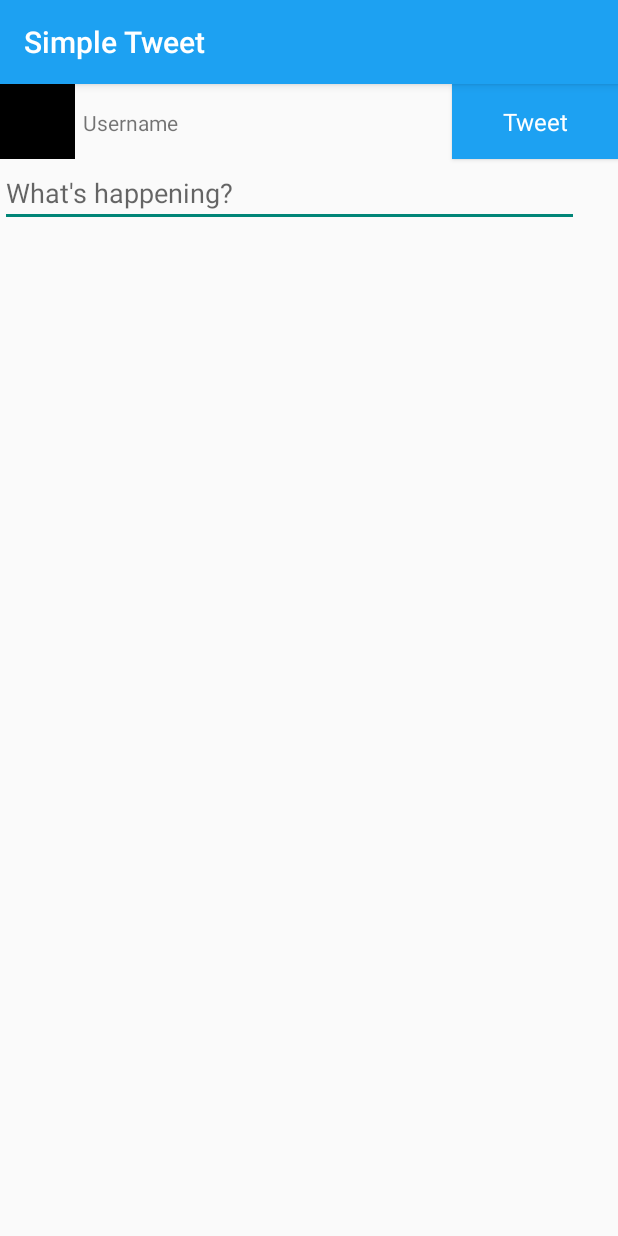
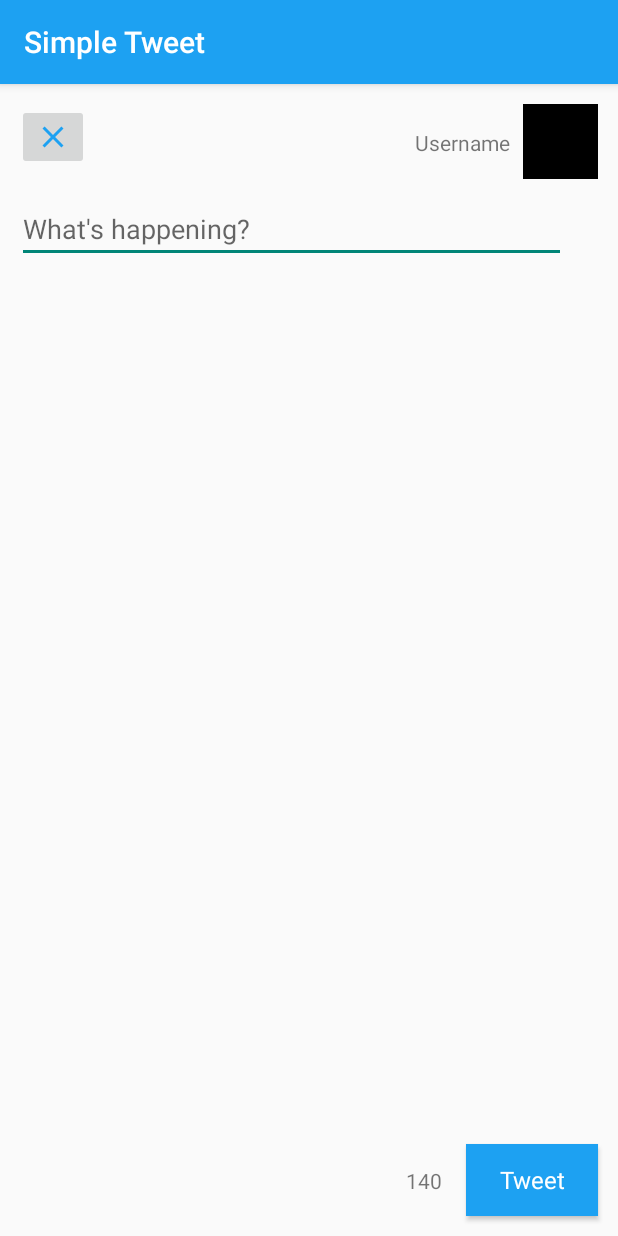
Before and after one commit to hannahshpa/Twitter, an Android app: the TimelineActivity screen opened directly, with no data from a screen before it, after a tap on "Compose", on a phone screen of 412 x 824 dp. Run offline under Robolectric (Android 15) with nearby library versions, the phone set to English and light mode, and no system bars; libraries missing offline, so code that uses them is left out: com.loopj.android, cz.msebera.android, org.parceler; pictures from the network do not load; Roboto replaces fonts that are not available here; 3 statements that could not run were skipped.

```diff
--- a/app/build.gradle
+++ b/app/build.gradle
@@ -50,4 +50,6 @@ dependencies {
     annotationProcessor 'com.github.bumptech.glide:compiler:4.7.1'
     implementation 'org.parceler:parceler-api:1.1.6'
     annotationProcessor 'org.parceler:parceler:1.1.6'
+    implementation 'com.android.support:support-v4:27.1.1'
+
 }
--- a/app/src/main/java/com/codepath/apps/restclienttemplate/ComposeActivity.java
+++ b/app/src/main/java/com/codepath/apps/restclienttemplate/ComposeActivity.java
@@ -7,6 +7,7 @@ import android.text.Editable;
 import android.text.TextWatcher;
 import android.view.View;
 import android.widget.EditText;
+import android.widget.ImageView;
 import android.widget.TextView;
 
 import com.codepath.apps.restclienttemplate.models.Tweet;
@@ -24,6 +25,10 @@ public class ComposeActivity extends AppCompatActivity {
     private TwitterClient client;
     String itemText;
     private TextView charCount;
+
+    public ImageView ivProfileImage;
+    public TextView tvUsername;
+    TweetAdapter adapter;
 
     private final TextWatcher mTextEditorWatcher = new TextWatcher() {
         public void beforeTextChanged(CharSequence s, int start, int count, int after) {
@@ -46,6 +51,19 @@ public class ComposeActivity extends AppCompatActivity {
         etTweet = (EditText) findViewById(R.id.etTweet);
         charCount = (TextView) findViewById(R.id.charCount);
         etTweet.addTextChangedListener(mTextEditorWatcher);
+
+        //perform findViewById lookups
+        ivProfileImage = (ImageView) findViewById(R.id.ivProfileImage);
+        tvUsername = (TextView) findViewById(R.id.tvUsername);
+
+//        adapter = Parcels.unwrap(getIntent().getParcelableExtra("adapter"));
+//        //populate the views according to this data
+//        tvUsername.setText(tweet.user.name);
+//
+//        //insert profile pic using Glide
+//        Glide.with(getApplicationContext())
+//                .load(tweet.user.profileImageUrl)
+//                .into(ivProfileImage);
     }
 
     public void composeTweet(View view) {
@@ -82,4 +100,8 @@ public class ComposeActivity extends AppCompatActivity {
     }
 
 
+    public void returnScreen(View view) {
+        Intent intent = new Intent(ComposeActivity.this, TimelineActivity.class);
+        getApplicationContext().startActivity(intent);
+    }
 }
--- a/app/src/main/java/com/codepath/apps/restclienttemplate/TimelineActivity.java
+++ b/app/src/main/java/com/codepath/apps/restclienttemplate/TimelineActivity.java
@@ -3,6 +3,7 @@ package com.codepath.apps.restclienttemplate;
 import android.content.Context;
 import android.content.Intent;
 import android.os.Bundle;
+import android.support.v4.widget.SwipeRefreshLayout;
 import android.support.v7.app.AppCompatActivity;
 import android.support.v7.widget.LinearLayoutManager;
 import android.support.v7.widget.RecyclerView;
@@ -25,6 +26,7 @@ import cz.msebera.android.httpclient.Header;
 public class TimelineActivity extends AppCompatActivity {
 
     private TwitterClient client;
+    private SwipeRefreshLayout swipeContainer;
     TweetAdapter tweetAdapter;
     ArrayList<Tweet> tweets;
     RecyclerView rvTweets;
@@ -55,6 +57,27 @@ public class TimelineActivity extends AppCompatActivity {
         getSupportActionBar().setDisplayShowHomeEnabled(true);
         getSupportActionBar().setLogo(R.drawable.ic_launcher_twitter);
         getSupportActionBar().setDisplayUseLogoEnabled(true);
+
+
+        // Lookup the swipe container view
+        swipeContainer = (SwipeRefreshLayout) findViewById(R.id.swipeContainer);
+        // Setup refresh listener which triggers new data loading
+        swipeContainer.setOnRefreshListener(new SwipeRefreshLayout.OnRefreshListener() {
+            @Override
+            public void onRefresh() {
+                // Your code to refresh the list here.
+                // Make sure you call swipeContainer.setRefreshing(false)
+                // once the network request has completed successfully.
+                fetchTimelineAsync(0);
+                swipeContainer.setRefreshing(false);
+            }
+        });
+        // Configure the refreshing colors
+        swipeContainer.setColorSchemeResources(android.R.color.holo_blue_bright,
+                android.R.color.holo_green_light,
+                android.R.color.holo_orange_light,
+                android.R.color.holo_red_light);
+
     }
 
     @Override
@@ -69,6 +92,7 @@ public class TimelineActivity extends AppCompatActivity {
         // handle click here
         Context context = getApplicationContext();
         Intent intent = new Intent(context, ComposeActivity.class);
+     //   intent.putExtra("adapter", Parcels.wrap(tweetAdapter));
         startActivityForResult(intent, 1); // brings up the second activity
     }
 
@@ -133,4 +157,42 @@ public class TimelineActivity extends AppCompatActivity {
         });
     }
 
+    public void fetchTimelineAsync(int page) {
+        // Send the network request to fetch the updated data
+        // `client` here is an instance of Android Async HTTP
+        // getHomeTimeline is an example endpoint.
+        Log.d("TimelineActivity", "entered fetchTimeline");
+        client.getHomeTimeline(new JsonHttpResponseHandler() {
+            public void onSuccess(JSONArray json) {
+                // Remember to CLEAR OUT old items before appending in the new ones
+                tweetAdapter.clear();
+                // ...the data has come back, add new items to your adapter...
+                ArrayList<Tweet> listTweets = new ArrayList<>();
+                for(int i = 0; i < json.length(); i++) {
+                    //convert each object to a Tweet model
+                    //add that Tweet model to our data source
+                    //notify the adapter that we've added an item
+                    Tweet tweet = null;
+                    try {
+                        tweet = Tweet.fromJSON(json.getJSONObject(i));
+                        listTweets.add(tweet);
+                        tweetAdapter.notifyItemInserted(listTweets.size()-1);
+                    } catch (JSONException e) {
+                        e.printStackTrace();
+                    }
+                }
+                Log.d("TimelineActivity", "passed for loop");
+                tweets = listTweets;
+                tweetAdapter.addAll(listTweets);
+                // Now we call setRefreshing(false) to signal refresh has finished
+                swipeContainer.setRefreshing(false);
+            }
+
+            public void onFailure(Throwable e) {
+                Log.d("DEBUG", "Fetch timeline error: " + e.toString());
+            }
+        });
+    }
+
+
 }
--- /dev/null
+++ b/app/src/main/res/drawable/ic_close.xml
@@ -0,0 +1,5 @@
+<vector android:height="24dp" android:tint="#1DA1F2"
+    android:viewportHeight="24.0" android:viewportWidth="24.0"
+    android:width="24dp" xmlns:android="http://schemas.android.com/apk/res/android">
+    <path android:fillColor="#FF000000" android:pathData="M19,6.41L17.59,5 12,10.59 6.41,5 5,6.41 10.59,12 5,17.59 6.41,19 12,13.41 17.59,19 19,17.59 13.41,12z"/>
+</vector>
--- a/app/src/main/res/layout/activity_compose.xml
+++ b/app/src/main/res/layout/activity_compose.xml
@@ -10,35 +10,37 @@
         android:id="@+id/tweetButton"
         android:layout_width="wrap_content"
         android:layout_height="wrap_content"
-        android:layout_alignBottom="@+id/ivProfileImage"
+        android:layout_alignParentBottom="true"
         android:layout_alignParentEnd="true"
-        android:layout_alignParentTop="true"
-        android:layout_toEndOf="@id/tvUsername"
+        android:layout_marginBottom="13dp"
+        android:layout_marginEnd="13dp"
         android:background="#1DA1F2"
         android:fontFamily="@font/roboto"
+        android:onClick="composeTweet"
+        android:padding="5dp"
         android:text="Tweet"
         android:textAppearance="@style/TextAppearance.AppCompat"
         android:textColor="@android:color/white"
-        android:onClick="composeTweet"
         android:textSize="16sp" />
 
     <ImageView
         android:id="@+id/ivProfileImage"
         android:layout_width="50dp"
         android:layout_height="50dp"
-        android:layout_alignParentStart="true"
+        android:layout_alignEnd="@+id/tweetButton"
         android:layout_alignParentTop="true"
+        android:layout_marginTop="13dp"
         android:background="@android:color/black" />
 
     <TextView
         android:id="@+id/tvUsername"
-        android:layout_width="246dp"
+        android:layout_width="192dp"
         android:layout_height="51dp"
-        android:layout_alignParentTop="true"
-        android:layout_toEndOf="@+id/ivProfileImage"
-        android:gravity="center_vertical"
+        android:layout_alignParentEnd="true"
+        android:layout_alignTop="@+id/ivProfileImage"
+        android:layout_marginEnd="72dp"
+        android:gravity="right|center_vertical"
         android:text="Username"
-        android:layout_marginLeft="5dp"
         tools:layout_editor_absoluteX="50dp"
         tools:layout_editor_absoluteY="0dp" />
 
@@ -67,10 +69,12 @@
 
     <EditText
         android:id="@+id/etTweet"
-        android:layout_width="386dp"
+        android:layout_width="366dp"
         android:layout_height="wrap_content"
         android:layout_alignParentStart="true"
-        android:layout_below="@+id/tweetButton"
+        android:layout_alignParentTop="true"
+        android:layout_marginStart="11dp"
+        android:layout_marginTop="74dp"
         android:ems="10"
         android:hint="What's happening?"
         android:inputType="text|textLongMessage"
@@ -81,9 +85,23 @@
         android:id="@+id/charCount"
         android:layout_width="49dp"
         android:layout_height="wrap_content"
-        android:layout_alignParentRight="true"
-        android:layout_below="@+id/etTweet"
+        android:layout_alignBaseline="@+id/tweetButton"
+        android:layout_alignParentEnd="true"
+        android:layout_marginEnd="117dp"
         android:gravity="right"
-        android:layout_marginRight="5dp"
-        android:maxLength="140" />
+        android:maxLength="140"
+        android:text="140" />
+
+    <ImageButton
+        android:id="@+id/closeButton"
+        android:layout_width="wrap_content"
+        android:layout_height="wrap_content"
+        android:onClick="returnScreen"
+        android:layout_alignParentStart="true"
+        android:layout_alignTop="@+id/ivProfileImage"
+        android:layout_marginStart="11dp"
+        app:srcCompat="@drawable/ic_close"
+        tools:ignore="VectorDrawableCompat"
+        />
+
 </RelativeLayout>
```
Also changed, not shown: app/src/main/java/com/codepath/apps/restclienttemplate/TweetAdapter.java (+12 -0 lines), app/src/main/res/layout/activity_timeline.xml (+10 -0 lines), app/src/main/res/values/colors.xml (added, +22 -0 lines), app/src/main/res/drawable-xxhdpi/ic_vector_close.png (added).
